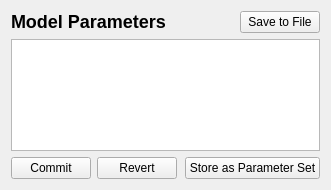
copasi/COPASI, file copasi/UI/CQParameterOverviewWidget.ui: the form before one commit.
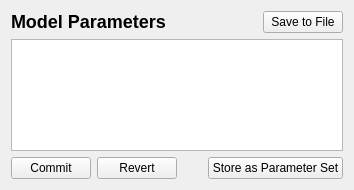
The form after the commit. Custom widgets are drawn as their Qt base class.

What changed in the file:
```diff
--- a/copasi/UI/CQParameterOverviewWidget.ui
+++ b/copasi/UI/CQParameterOverviewWidget.ui
@@ -17,7 +17,7 @@
    <rect>
     <x>0</x>
     <y>0</y>
-    <width>331</width>
+    <width>354</width>
     <height>190</height>
    </rect>
   </property>
```
Left out of the diff: 17 changed lines with no effect on the pictures.
